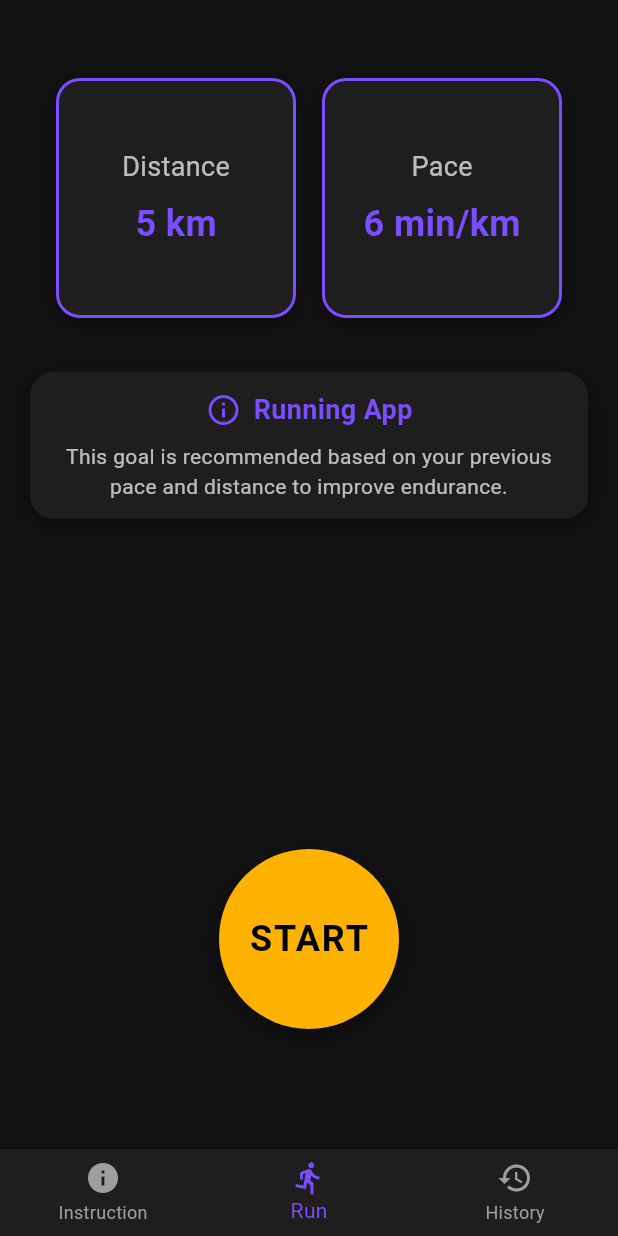
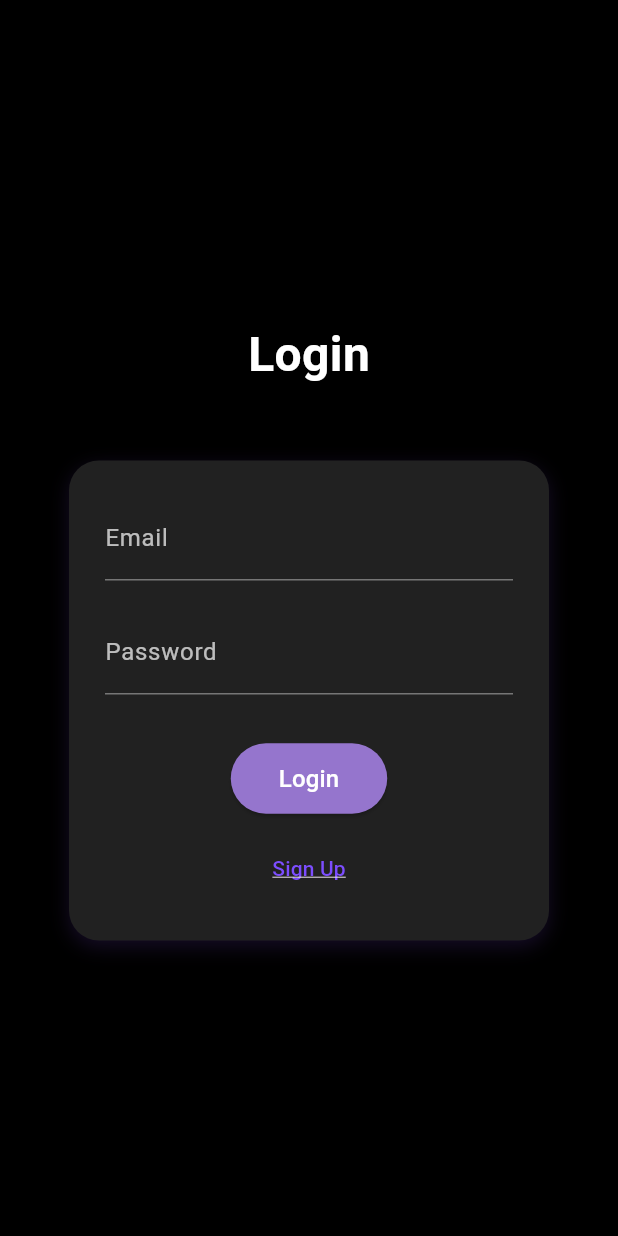
Before and after one commit to JNoctis/Hackathon_Physical_app, a Flutter app: the screen it shows after launch, on a phone screen of 412 x 824 dp. Run offline on Flutter 3.47's test engine with Material 3 defaults, Android fonts, the phone set to English and light mode, and no system bars; our stand-ins replace geolocator.

Commit message:
login and sign up

```diff
--- /dev/null
+++ b/physicalapp/lib/login.dart
@@ -0,0 +1,144 @@
+import 'package:flutter/material.dart';
+import './main.dart';
+import './signup.dart';
+
+class LoginPage extends StatefulWidget {
+  const LoginPage({super.key});
+
+  @override
+  State<LoginPage> createState() => _LoginPageState();
+}
+
+class _LoginPageState extends State<LoginPage> {
+  final TextEditingController _emailController = TextEditingController();
+  final TextEditingController _passwordController = TextEditingController();
+
+  void _login() {
+    final email = _emailController.text.trim();
+    final password = _passwordController.text;
+
+    if (email.isEmpty || password.isEmpty) {
+      ScaffoldMessenger.of(context).showSnackBar(
+        const SnackBar(content: Text('Please enter both email and password')),
+      );
+      return;
+    }
+
+    // TODO: 實作登入驗證邏輯
+    Navigator.pushReplacement(
+      context,
+      MaterialPageRoute(builder: (context) => const MainPage()),
+    );
+  }
+
+  void _signUp() {
+    ScaffoldMessenger.of(context).showSnackBar(
+      const SnackBar(content: Text('Sign up function not implemented.')),
+    );
+  }
+
+  @override
+  Widget build(BuildContext context) {
+    final theme = Theme.of(context);
+    return Scaffold(
+      backgroundColor: Colors.black,
+      body: Center(
+        child: SingleChildScrollView(
+          child: Padding(
+            padding: const EdgeInsets.all(32),
+            child: Column(
+              mainAxisAlignment: MainAxisAlignment.center,
+              children: [
+                const SizedBox(height: 16),
+                const Text(
+                  'Login',
+                  style: TextStyle(
+                    fontSize: 32,
+                    fontWeight: FontWeight.bold,
+                    color: Colors.white,
+                  ),
+                ),
+                const SizedBox(height: 48),
+                Container(
+                  width: 320,
+                  padding: const EdgeInsets.all(24),
+                  decoration: BoxDecoration(
+                    color: Colors.grey.shade900,
+                    borderRadius: BorderRadius.circular(20),
+                    boxShadow: [
+                      BoxShadow(
+                        color: Colors.deepPurple.withOpacity(0.2),
+                        blurRadius: 10,
+                        offset: const Offset(0, 4),
+                      ),
+                    ],
+                  ),
+                  child: Column(
+                    children: [
+                      TextField(
+                        controller: _emailController,
+                        style: const TextStyle(color: Colors.white),
+                        decoration: InputDecoration(
+                          labelText: 'Email',
+                          labelStyle: const TextStyle(color: Colors.white70),
+                          enabledBorder: UnderlineInputBorder(
+                            borderSide: BorderSide(color: Colors.white38),
+                          ),
+                        ),
+                        keyboardType: TextInputType.emailAddress,
+                      ),
+                      const SizedBox(height: 20),
+                      TextField(
+                        controller: _passwordController,
+                        obscureText: true,
+                        style: const TextStyle(color: Colors.white),
+                        decoration: InputDecoration(
+                          labelText: 'Password',
+                          labelStyle: const TextStyle(color: Colors.white70),
+                          enabledBorder: UnderlineInputBorder(
+                            borderSide: BorderSide(color: Colors.white38),
+                          ),
+                        ),
+                      ),
+                      const SizedBox(height: 32),
+                      ElevatedButton(
+                        onPressed: _login,
+                        style: ElevatedButton.styleFrom(
+                          backgroundColor: Colors.deepPurple.shade300,
+                          foregroundColor: Colors.white,
+                          padding: const EdgeInsets.symmetric(
+                              horizontal: 32, vertical: 12),
+                          shape: RoundedRectangleBorder(
+                            borderRadius: BorderRadius.circular(24),
+                          ),
+                        ),
+                        child: const Text('Login', style: TextStyle(fontSize: 16)),
+                      ),
+                      const SizedBox(height: 12),
+                      TextButton(
+                        onPressed: () {
+                          Navigator.push(
+                            context,
+                            MaterialPageRoute(builder: (context) => const SignUpPage()),
+                          );
+                        },
+                        child: const Text(
+                          'Sign Up',
+                          style: TextStyle(
+                            color: Colors.deepPurpleAccent,
+                            fontSize: 14,
+                            decoration: TextDecoration.underline,
+                          ),
+                        ),
+                      )
+                    ],
+                  ),
+                ),
+              ],
+            ),
+          ),
+        ),
+      ),
+    );
+  }
+}
--- a/physicalapp/lib/main.dart
+++ b/physicalapp/lib/main.dart
@@ -2,6 +2,7 @@ import 'package:flutter/material.dart';
 import 'pages/instruction.dart';
 import 'pages/history.dart';
 import 'pages/run.dart';
+import 'login.dart';
 
 void main() {
   runApp(const MyApp());
@@ -25,7 +26,7 @@ class MyApp extends StatelessWidget {
         useMaterial3: true,
       ),
       theme: ThemeData.dark(),
-      home: const MainPage(),
+      home: const LoginPage(),
       routes: {
         '/instruction': (context) => const InstructionPage(),
         '/history': (context) => const HistoryPage(),
--- a/physicalapp/pubspec.yaml
+++ b/physicalapp/pubspec.yaml
@@ -30,6 +30,7 @@ environment:
 dependencies:
   flutter:
     sdk: flutter
+
 
   # The following adds the Cupertino Icons font to your application.
   # Use with the CupertinoIcons class for iOS style icons.
```
Also changed, not shown: physicalapp/lib/signup.dart (added, +120 -0 lines).
